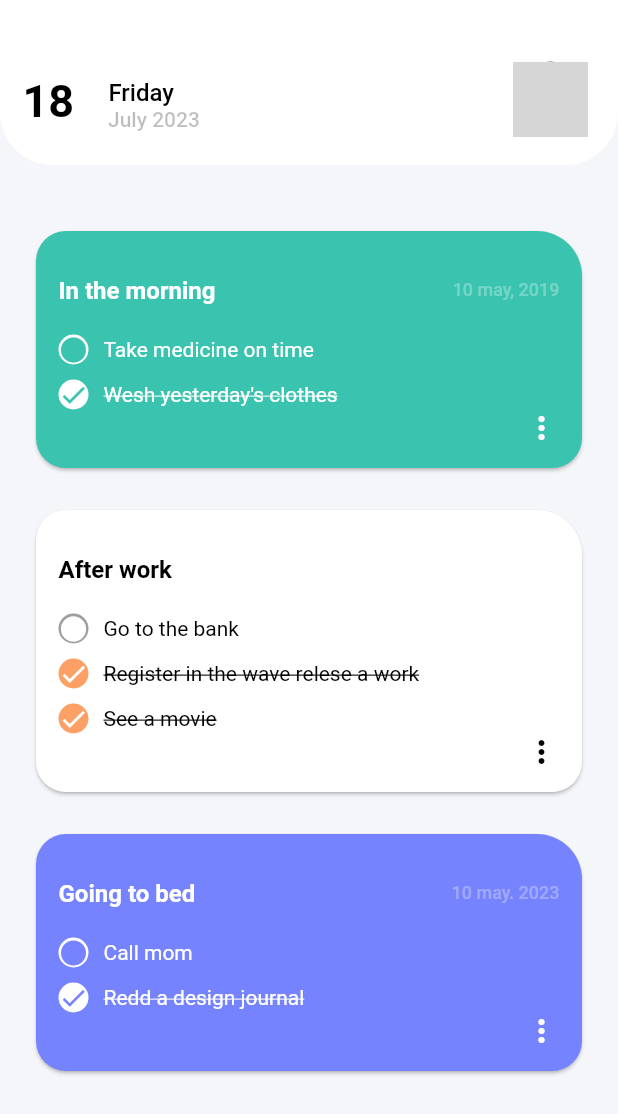
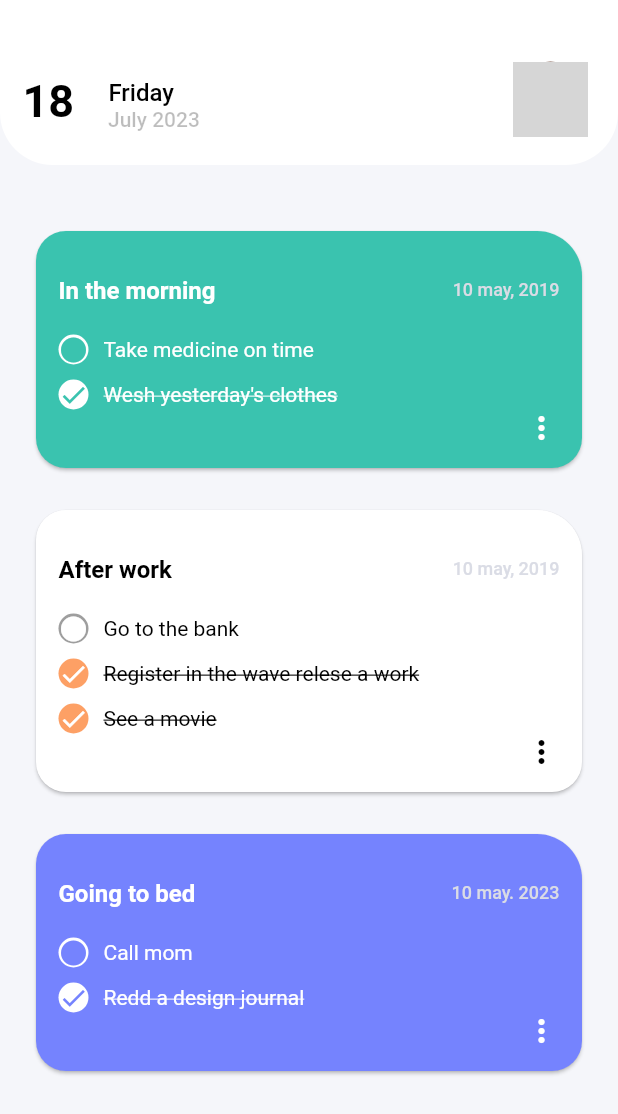
Before and after one commit to anasraedd/second_design-flutter, a Flutter app: the screen it shows after launch, on a phone screen of 412 x 824 dp. Shown: the top 1114 px of the screen. Run offline on Flutter 3.47's test engine with Material 2 defaults, Android fonts, the light colour scheme and no system bars; network calls fail; grey boxes are pictures that could not be loaded.

Commit message:
simple edit on Second Design

```diff
--- a/lib/widgets/custom_card.dart
+++ b/lib/widgets/custom_card.dart
@@ -57,7 +57,7 @@ class CustomCard extends StatelessWidget {
                     Text(
                       date,
                       style:
-                      TextStyle(color: Colors.white30, fontSize: 12, fontWeight: FontWeight.w500),
+                      TextStyle(color: Color(0xFFDADCE5), fontSize: 12, fontWeight: FontWeight.w500),
                     )
                   ],
                 ),
```
